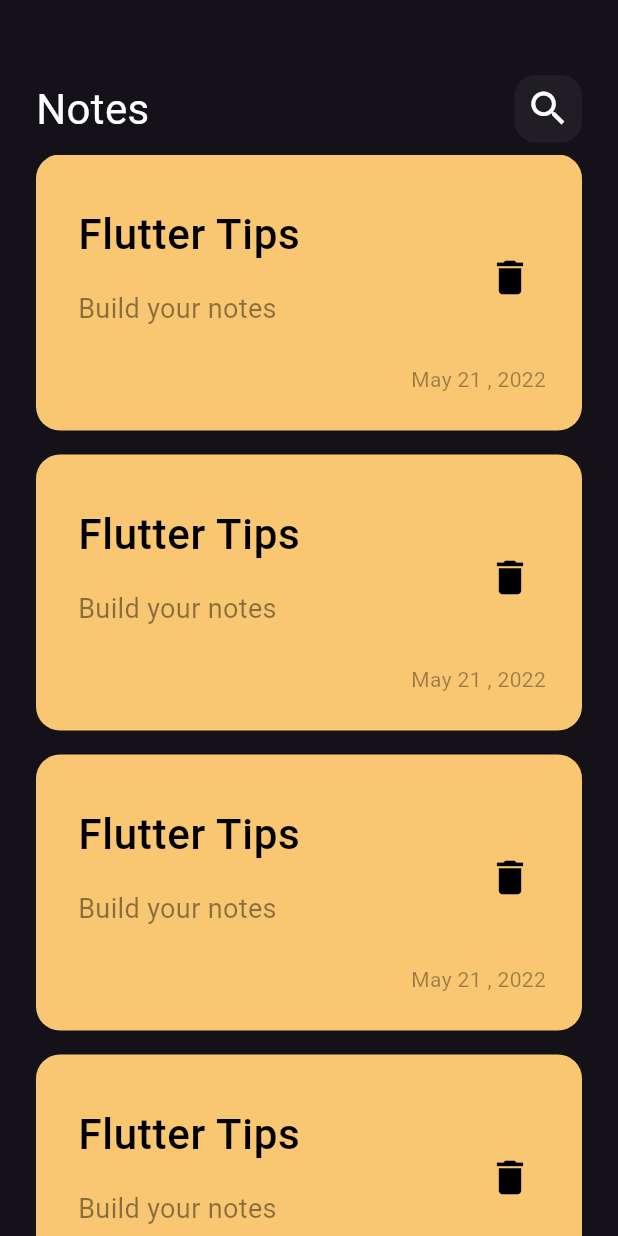
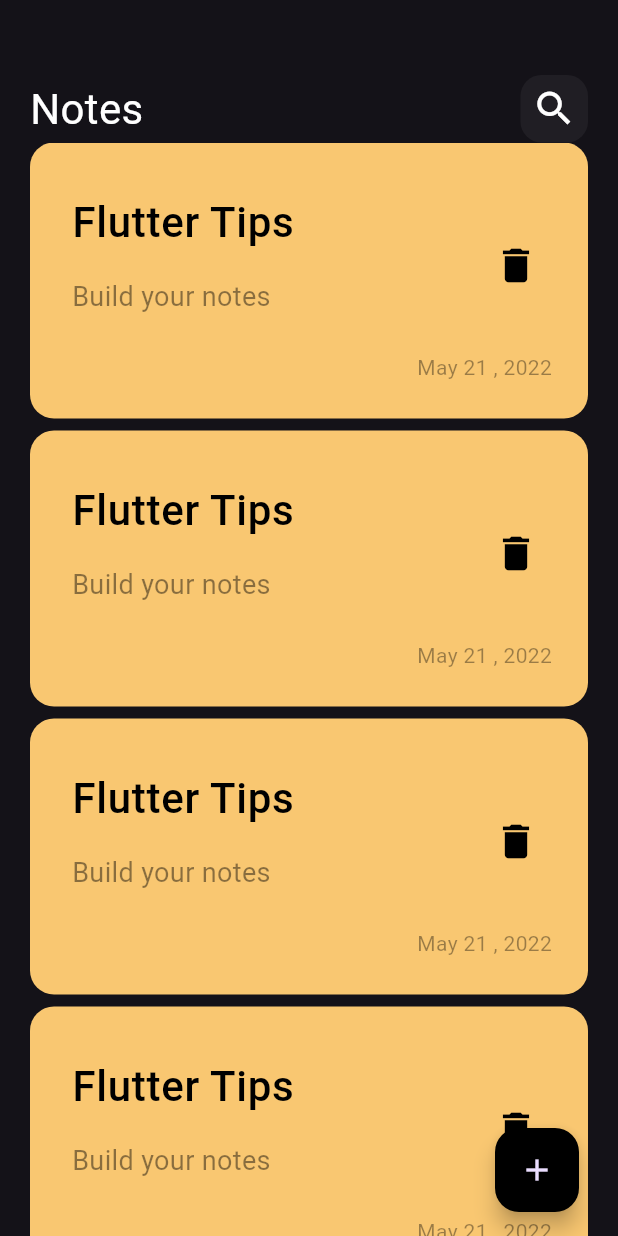
Before and after one commit to omareldery/NoteApp, a Flutter app: the screen it shows after launch, on a phone screen of 412 x 824 dp. Run offline on Flutter 3.47's test engine with Material 3 defaults, Android fonts, the phone set to English and light mode, and no system bars.

Commit message:
create NoteAppBar , NoteItem and NoteListView

```diff
--- a/lib/screens/home_view.dart
+++ b/lib/screens/home_view.dart
@@ -1,4 +1,5 @@
 import 'package:flutter/material.dart';
+import 'package:note_app/widgets/add_note_bottom_sheet.dart';
 import 'package:note_app/widgets/note_body.dart';
 class HomeView extends StatefulWidget {
   const HomeView({super.key});
@@ -10,8 +11,20 @@ class HomeView extends StatefulWidget {
 class _HomeViewState extends State<HomeView> {
   @override
   Widget build(BuildContext context) {
-    return const Scaffold(
-      body: NoteBody(),
+    return  Scaffold(
+      floatingActionButton: Padding(
+        padding: const EdgeInsets.only(right: 10),
+        child: FloatingActionButton(onPressed: (){
+          showModalBottomSheet(context: context, builder: (context){
+            return const AddNoteBottomSheet();
+          });
+        },
+          backgroundColor: Colors.black,
+        child: const Icon(Icons.add,),
+        ),
+      ),
+      body: const NoteBody(),
+
 
     );
   }
--- a/lib/widgets/note_body.dart
+++ b/lib/widgets/note_body.dart
@@ -9,15 +9,13 @@ class NoteBody extends StatelessWidget {
   @override
   Widget build(BuildContext context) {
     return  const Padding(
-      padding: EdgeInsets.symmetric(horizontal: 24),
+      padding: EdgeInsets.symmetric(horizontal: 20),
       child: Column(
         children: [
           SizedBox(
             height: 50,
           ),
           CustomAppBar(),
-          Padding(
-            padding: EdgeInsets.only(top: 8),),
           Expanded(child: NoteListView())
         ],
       ),
--- a/lib/widgets/note_list_view.dart
+++ b/lib/widgets/note_list_view.dart
@@ -9,7 +9,7 @@ class NoteListView extends StatelessWidget {
     return ListView.builder(
         itemBuilder: (context,index){
           return const Padding(
-            padding: EdgeInsets.only(bottom: 16),
+            padding: EdgeInsets.only(bottom: 8),
             child: NoteItem(),
           );
 
```
Also changed, not shown: lib/widgets/add_note_bottom_sheet.dart (added, +10 -0 lines).
